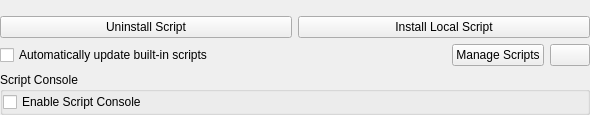
KDE/amarok, file src/configdialog/dialogs/ScriptsConfig.ui: the form before one commit.
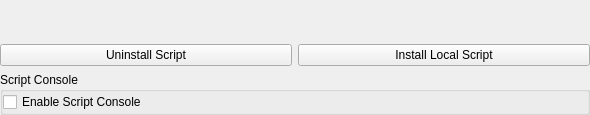
The form after the commit. Icons and pictures are not drawn. Custom widgets are drawn as their Qt base class.

Commit message:
Disable script updater & KNewStuff button from settings
To be reviewed sometime after 3.0 after improvements to the system and maybe
the ability to display content warning in KNewStuff UI.

The edit to the form file:
```diff
--- a/src/configdialog/dialogs/ScriptsConfig.ui
+++ b/src/configdialog/dialogs/ScriptsConfig.ui
@@ -46,61 +46,6 @@
      </item>
     </layout>
    </item>
-   <item>
-    <layout class="QHBoxLayout" name="horizontalLayout">
-     <item>
-      <widget class="QCheckBox" name="kcfg_AutoUpdateScripts">
-       <property name="toolTip">
-        <string>Automatically download and install updates for the built-in scripts from the Amarok website if available</string>
-       </property>
-       <property name="whatsThis">
-        <string>Automatically download and install updates for the built-in scripts from the Amarok website if available</string>
-       </property>
-       <property name="text">
-        <string>Automatically update built-in scripts</string>
-       </property>
-      </widget>
-     </item>
-     <item>
-      <spacer name="horizontalSpacer">
-       <property name="orientation">
-        <enum>Qt::Horizontal</enum>
-       </property>
-       <property name="sizeHint" stdset="0">
-        <size>
-         <width>40</width>
-         <height>20</height>
-        </size>
-       </property>
-      </spacer>
-     </item>
-     <item>
-      <widget class="QPushButton" name="manageButton">
-       <property name="toolTip">
-        <string>Browse, install, and uninstall scripts</string>
-       </property>
-       <property name="text">
-        <string>Manage Scripts</string>
-       </property>
-      </widget>
-     </item>
-     <item>
-      <widget class="QPushButton" name="reloadButton">
-       <property name="sizePolicy">
-        <sizepolicy hsizetype="Maximum" vsizetype="Fixed">
-         <horstretch>0</horstretch>
-         <verstretch>0</verstretch>
-        </sizepolicy>
-       </property>
-       <property name="icon">
-        <iconset theme="view-refresh">
-         <normaloff/>
-        </iconset>
-       </property>
-      </widget>
-     </item>
-    </layout>
-   </item>
    <item>
     <widget class="QGroupBox" name="m_scriptConsoleGroup">
      <property name="title">
```
The commit also changes 2 other files.
